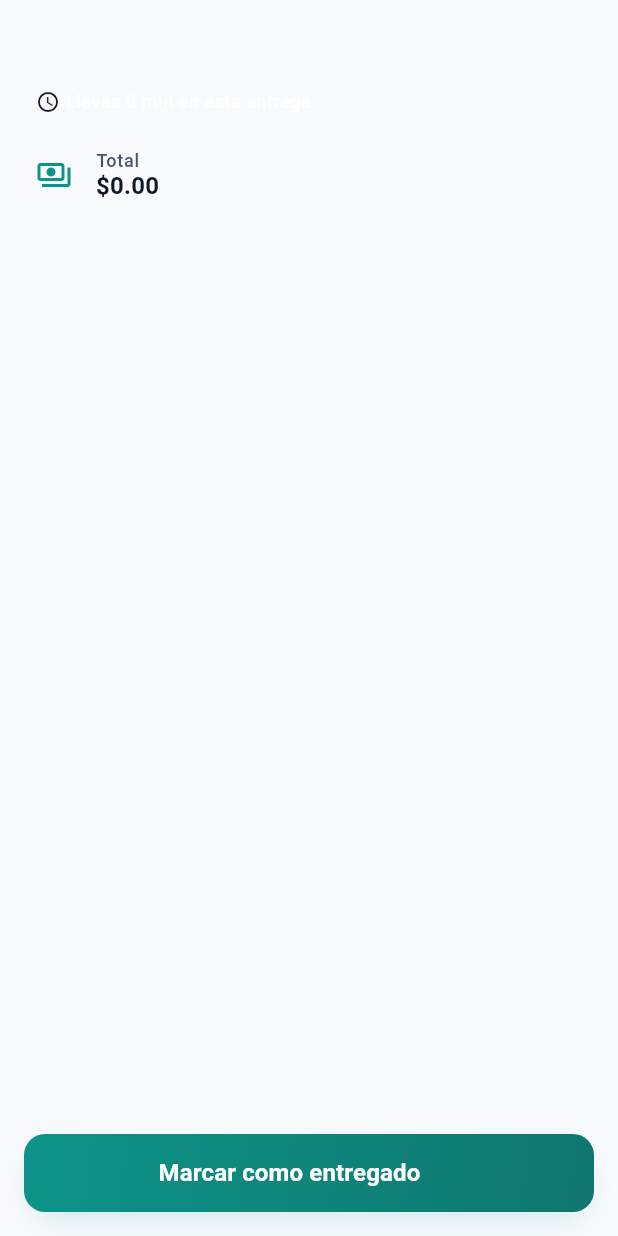
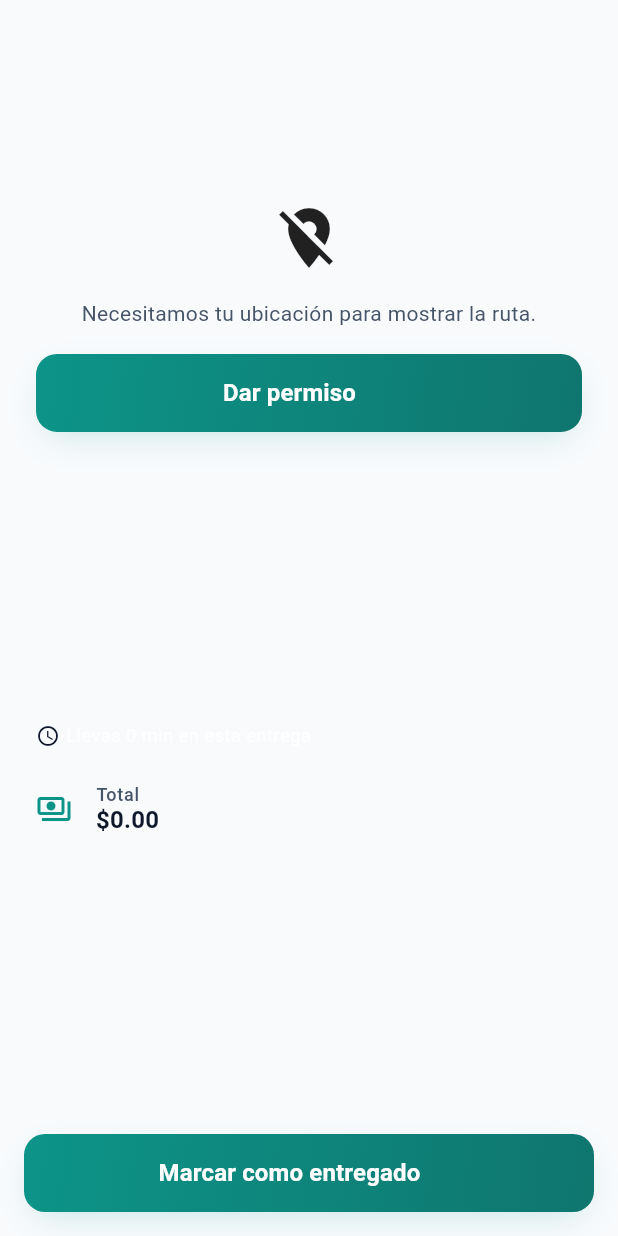
Before and after one commit to c3943651-droid/QuickBite, a Flutter app: the _Contenido widget shown alone on an empty page, opened directly with empty values, on a phone screen of 412 x 824 dp. Run offline on Flutter 3.47's test engine with Material 3 defaults, Android fonts, the phone set to English and light mode, and no system bars; our stand-ins replace cached_network_image, connectivity_plus, dio, equatable, flutter_cache_manager, flutter_riverpod and 7 more; accounts and stored records are empty; network calls fail; statements that could not run were skipped.

Commit message:
feat(mobile): integrar DeliveryMap en ActiveDeliveryScreen para repartidor

```diff
--- a/mobile/lib/src/features/delivery/presentation/active_delivery_screen.dart
+++ b/mobile/lib/src/features/delivery/presentation/active_delivery_screen.dart
@@ -1,6 +1,7 @@
 import 'package:flutter/material.dart';
 import 'package:flutter_riverpod/flutter_riverpod.dart';
 import 'package:go_router/go_router.dart';
+import 'package:google_maps_flutter/google_maps_flutter.dart';
 
 import '../../../core/theme/app_colors.dart';
 import '../../../core/utils/currency_formatter.dart';
@@ -8,8 +9,10 @@ import '../../../core/widgets/app_snackbar.dart';
 import '../../../core/widgets/confirm_dialog.dart';
 import '../../../core/widgets/primary_button.dart';
 import '../../../core/widgets/state_views.dart';
+import '../domain/models/location_permission_status.dart';
 import '../domain/pedido_entrega.dart';
 import 'delivery_providers.dart';
+import 'widgets/delivery_map.dart';
 
 /// Entrega en curso (07.1 SCR-DEL-03).
 ///
@@ -105,12 +108,68 @@ class _ContenidoState extends ConsumerState<_Contenido> {
   @override
   Widget build(BuildContext context) {
     final acciones = ref.watch(entregaAccionesProvider);
+    final permisos = ref.watch(locationPermissionProvider);
     final tema = Theme.of(context);
     final minutos = widget.pedido.minutosDesdeCreacion(DateTime.now());
 
     return Column(
       children: [
+        // Mitad superior: Mapa
         Expanded(
+          flex: 4,
+          child: permisos.when(
+            loading: () => const Center(child: CircularProgressIndicator()),
+            error: (e, _) => Center(child: Text(mensaje(e))),
+            data: (status) {
+              if (status == LocationPermissionStatus.whenInUse ||
+                  status == LocationPermissionStatus.always) {
+                // TODO: Usar coordenadas reales de la API cuando GET /delivery las exponga (04 §11.1)
+                return const DeliveryMap(
+                  origin: LatLng(13.6929, -89.2182), // QuickBite Centro
+                  destination: LatLng(13.7000, -89.2100), // Cliente
+                  routePolyline: [
+                    LatLng(13.6929, -89.2182),
+                    LatLng(13.6950, -89.2150),
+                    LatLng(13.7000, -89.2100),
+                  ],
+                  originTitle: 'QuickBite',
+                  destinationTitle: 'Cliente',
+                );
+              }
+
+              return Center(
+                child: Padding(
+                  padding: const EdgeInsets.all(AppSpacing.lg),
+                  child: Column(
+                    mainAxisAlignment: MainAxisAlignment.center,
+                    children: [
+                      const Icon(Icons.location_off,
+                          size: 48, color: AppColors.neutral500),
+                      const SizedBox(height: AppSpacing.md),
+                      Text(
+                        'Necesitamos tu ubicación para mostrar la ruta.',
+                        textAlign: TextAlign.center,
+                        style: tema.textTheme.bodyMedium,
+                      ),
+                      const SizedBox(height: AppSpacing.md),
+                      PrimaryButton(
+                        label: 'Dar permiso',
+                        onPressed: () {
+                          ref
+                              .read(locationPermissionProvider.notifier)
+                              .requestPermission();
+                        },
+                      ),
+                    ],
+                  ),
+                ),
+              );
+            },
+          ),
+        ),
+        // Mitad inferior: Detalles
+        Expanded(
+          flex: 3,
           child: ListView(
             padding: const EdgeInsets.all(AppSpacing.lg),
             children: [
@@ -131,9 +190,6 @@ class _ContenidoState extends ConsumerState<_Contenido> {
                   ],
                 ),
               ],
-              // La dirección, los productos y el teléfono del cliente no se
-              // muestran porque `GET /delivery/active` no los devuelve (04 §11.1).
-              // Aparecerán sin tocar esta pantalla cuando el endpoint los exponga.
               const SizedBox(height: AppSpacing.lg),
               _Dato(
                 icon: Icons.payments_outlined,
```
Also changed, not shown: 1 other file.
